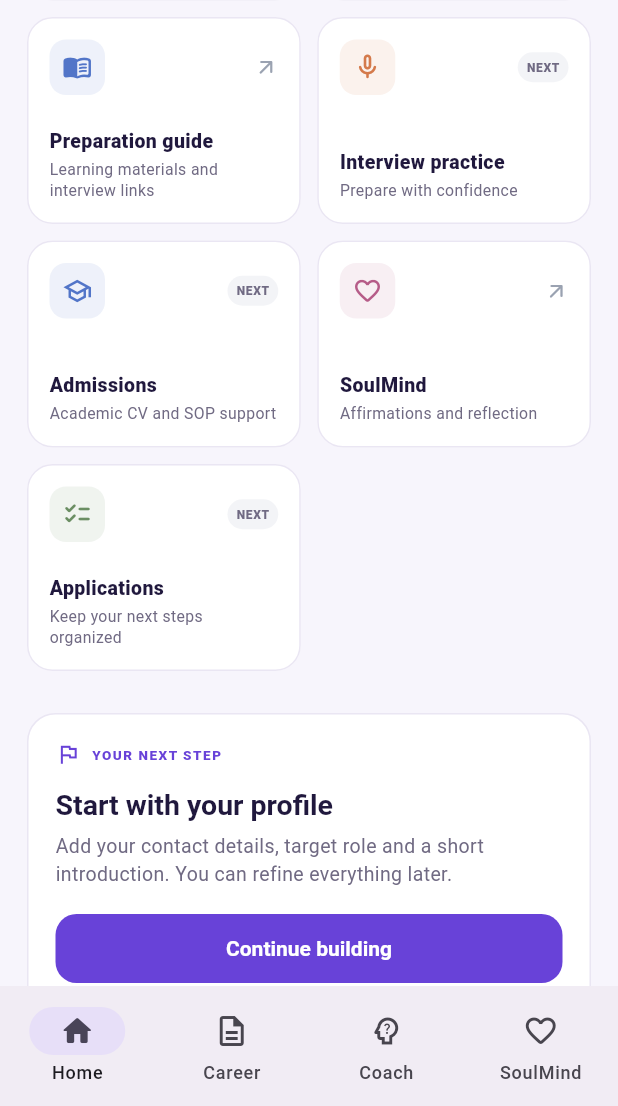
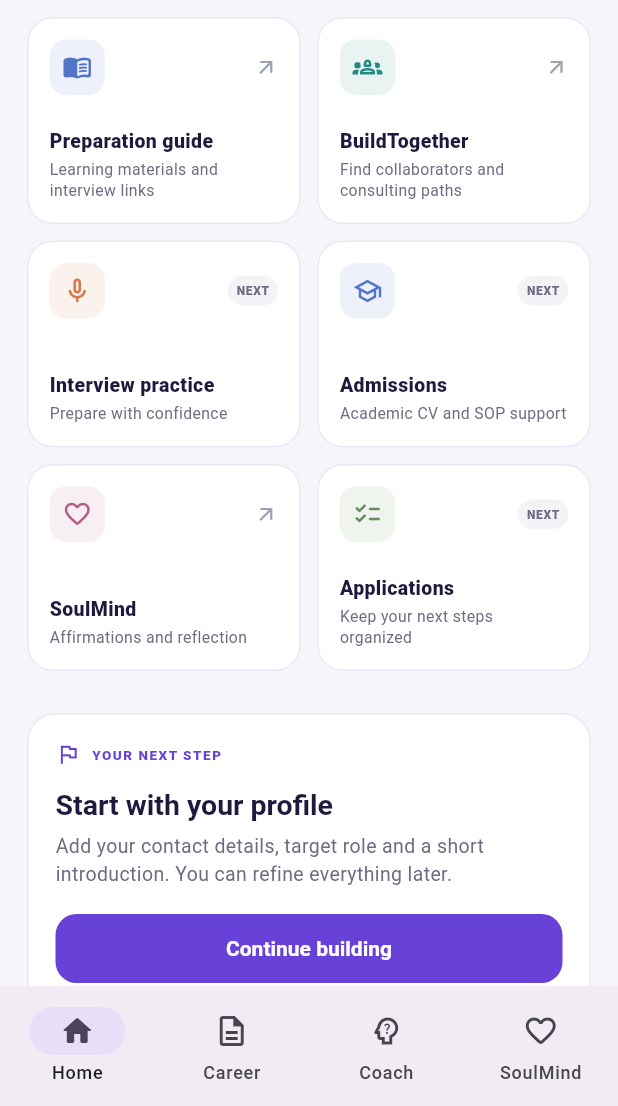
Before and after one commit to renga270122/soulvest-soulskill, a Flutter app: the screen it shows after launch, scrolled down 1152 dp, on a phone screen of 412 x 824 dp, the part 130-1236 px from its top. Run offline on Flutter 3.47's test engine with Material 3 defaults, Android fonts, the phone set to English and light mode, and no system bars; our stand-ins replace file_picker, pdf, printing, shared_preferences.

Commit message:
Add BuildTogether entry point to SoulSkill dashboard

```diff
--- a/soulskill_mobile/lib/screens/home_screen.dart
+++ b/soulskill_mobile/lib/screens/home_screen.dart
@@ -7,6 +7,7 @@ import 'resume_editor_screen.dart';
 import 'resume_preview_screen.dart';
 import 'career_explorer_screen.dart';
 import 'preparation_guide_screen.dart';
+import 'build_together_screen.dart';
 
 enum _Destination { home, career, coach, soulMind }
 
@@ -38,6 +39,10 @@ class _HomeScreenState extends State<HomeScreen> {
 
   void _openPreparationGuide() => Navigator.of(context).push(
         MaterialPageRoute(builder: (_) => const PreparationGuideScreen()),
+      );
+
+  void _openBuildTogether() => Navigator.of(context).push(
+        MaterialPageRoute(builder: (_) => const BuildTogetherScreen()),
       );
 
   void _openFeature(String title, String description) {
@@ -147,6 +152,7 @@ class _HomeScreenState extends State<HomeScreen> {
           onOpenFeature: _openFeature,
           onFindRoles: _openCareerExplorer,
           onOpenPreparationGuide: _openPreparationGuide,
+          onBuildTogether: _openBuildTogether,
           onOpenPreview:
               provider.resume.completionPercent > 0 ? _openPreview : null,
           checkIn: _checkIn,
@@ -569,6 +575,7 @@ class _DashboardView extends StatelessWidget {
     required this.onOpenFeature,
     required this.onFindRoles,
     required this.onOpenPreparationGuide,
+    required this.onBuildTogether,
     required this.onOpenPreview,
     required this.checkIn,
     required this.onCheckIn,
@@ -583,6 +590,7 @@ class _DashboardView extends StatelessWidget {
   final void Function(String, String) onOpenFeature;
   final VoidCallback onFindRoles;
   final VoidCallback onOpenPreparationGuide;
+  final VoidCallback onBuildTogether;
   final VoidCallback? onOpenPreview;
   final String? checkIn;
   final ValueChanged<String> onCheckIn;
@@ -639,6 +647,7 @@ class _DashboardView extends StatelessWidget {
               onFeature: onOpenFeature,
               onFindRoles: onFindRoles,
               onPreparationGuide: onOpenPreparationGuide,
+              onBuildTogether: onBuildTogether,
             ),
             const SizedBox(height: 28),
             if (sideBySide)
@@ -1165,6 +1174,7 @@ class _QuickActionGrid extends StatelessWidget {
     required this.onFeature,
     required this.onFindRoles,
     required this.onPreparationGuide,
+    required this.onBuildTogether,
   });
 
   final bool wide;
@@ -1174,6 +1184,7 @@ class _QuickActionGrid extends StatelessWidget {
   final void Function(String, String) onFeature;
   final VoidCallback onFindRoles;
   final VoidCallback onPreparationGuide;
+  final VoidCallback onBuildTogether;
 
   @override
   Widget build(BuildContext context) {
@@ -1198,6 +1209,13 @@ class _QuickActionGrid extends StatelessWidget {
         subtitle: 'Learning materials and interview links',
         color: const Color(0xFF5275C8),
         onTap: onPreparationGuide,
+      ),
+      _ActionData(
+        icon: Icons.groups_2_outlined,
+        title: 'BuildTogether',
+        subtitle: 'Find collaborators and consulting paths',
+        color: const Color(0xFF238A81),
+        onTap: onBuildTogether,
       ),
       _ActionData(
         icon: Icons.mic_none_rounded,
```
